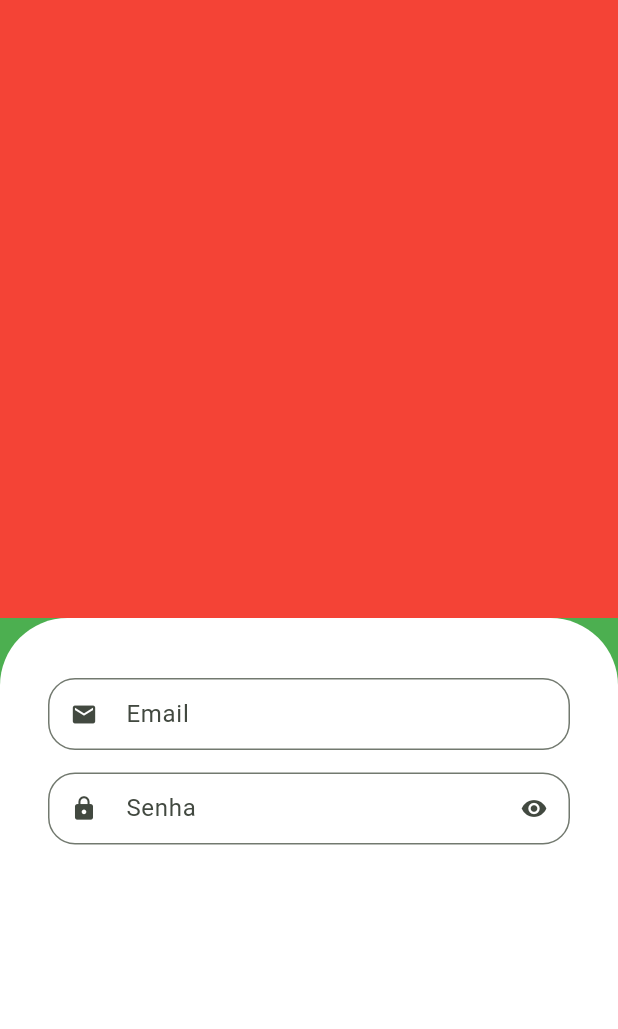
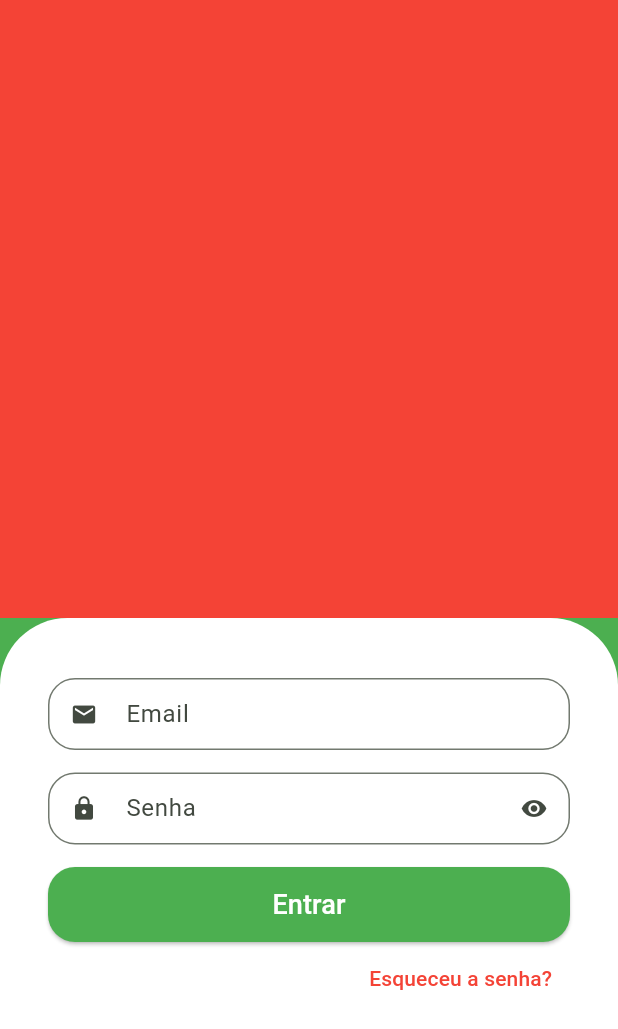
Before and after one commit to lucasletro/GreenGrocer, a Flutter app: the screen it shows after launch, on a phone screen of 412 x 824 dp. Shown: the top 1029 px of the screen. Run offline on Flutter 3.47's test engine with Material 2 defaults, Android fonts, the phone set to English and light mode, and no system bars.

Commit message:
Criando botão entrar e esqueci a senha.

```diff
--- a/lib/src/auth/sign_in_screen.dart
+++ b/lib/src/auth/sign_in_screen.dart
@@ -30,19 +30,51 @@ class SignInScreen extends StatelessWidget {
                   )
                 ),
 
-                child: const Column(
+                child: Column(
+                  //esticar os componentes no eixo cruzado(Botao entrar...)
+                  crossAxisAlignment: CrossAxisAlignment.stretch,
                   children: [
-                    //email
-                    CustomTextField(
+                    //EMAIL
+                    const CustomTextField(
                       icon: Icons.email,
                       label: "Email",
                     ),
 
-                    //senha
-                    CustomTextField(
+                    //SENHA
+                    const CustomTextField(
                       icon: Icons.lock,
                       label: "Senha",
                       isSecret: true,
+                    ),
+
+                    //BOTAO ENTRAR
+                    SizedBox(
+                      height: 50,
+                      child: ElevatedButton(
+                        style: ElevatedButton.styleFrom(
+                          shape: RoundedRectangleBorder(
+                            borderRadius: BorderRadius.circular(18),
+                          ),
+                          backgroundColor: Colors.green
+                        ),
+                          onPressed: (){},
+                          child: const Text("Entrar", style: TextStyle(
+                            fontSize: 18,
+                            color: Colors.white
+                          ),),
+                      ),
+                    ),
+
+                    //BOTAO ESQUECI A SENHA
+                    Align(
+                      alignment: Alignment.centerRight,
+                      child: TextButton(
+                        onPressed: (){},
+                        child: const Text(
+                          "Esqueceu a senha?",
+                          style: TextStyle(color: Colors.red),
+                        ),
+                      ),
                     ),
 
                   ],
```
